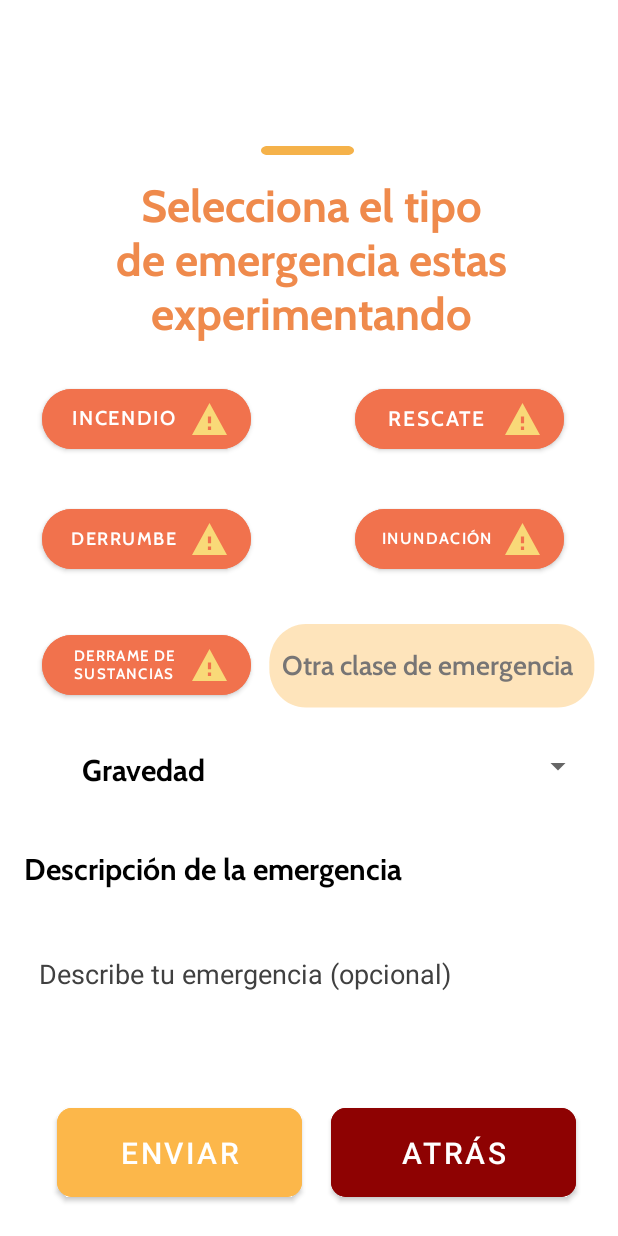
After one commit to DJmnz0107/IGNIS---Android-App, an Android app: the layout bottom_sheet_emergencias.xml on its own in the app's theme, with its tools: preview values and no code run, on a phone screen of 412 x 824 dp. The commit adds this screen. Run offline under Robolectric (Android 15) with nearby library versions, the phone set to English and light mode, and no system bars.

Commit message:
bottom sheet de emergencias realizado

```diff
--- a/app/build.gradle.kts
+++ b/app/build.gradle.kts
@@ -50,6 +50,7 @@ dependencies {
     implementation(libs.androidx.navigation.ui.ktx)
     implementation(libs.androidx.activity)
     testImplementation(libs.junit)
+    implementation("com.google.android.material:material:<version>")
     androidTestImplementation(libs.androidx.junit)
     androidTestImplementation(libs.androidx.espresso.core)
 }
--- a/app/src/main/java/N/J/L/F/S/Q/ignis_ptc/MainActivity.kt
+++ b/app/src/main/java/N/J/L/F/S/Q/ignis_ptc/MainActivity.kt
@@ -8,6 +8,7 @@ import androidx.navigation.ui.AppBarConfiguration
 import androidx.navigation.ui.setupActionBarWithNavController
 import androidx.navigation.ui.setupWithNavController
 import N.J.L.F.S.Q.ignis_ptc.databinding.ActivityMainBinding
+import android.view.Window
 
 class MainActivity : AppCompatActivity() {
 
@@ -15,6 +16,8 @@ class MainActivity : AppCompatActivity() {
 
     override fun onCreate(savedInstanceState: Bundle?) {
         super.onCreate(savedInstanceState)
+        supportRequestWindowFeature(Window.FEATURE_NO_TITLE)
+
 
         binding = ActivityMainBinding.inflate(layoutInflater)
         setContentView(binding.root)
@@ -29,7 +32,6 @@ class MainActivity : AppCompatActivity() {
                 R.id.navigation_home, R.id.navigation_dashboard, R.id.navigation_notifications
             )
         )
-        setupActionBarWithNavController(navController, appBarConfiguration)
         navView.setupWithNavController(navController)
     }
 }
--- a/app/src/main/java/N/J/L/F/S/Q/ignis_ptc/activity_bomberos.kt
+++ b/app/src/main/java/N/J/L/F/S/Q/ignis_ptc/activity_bomberos.kt
@@ -4,6 +4,7 @@ import N.J.L.F.S.Q.ignis_ptc.databinding.ActivityBomberosBinding
 import N.J.L.F.S.Q.ignis_ptc.databinding.ActivityMainBinding
 import android.annotation.SuppressLint
 import android.os.Bundle
+import android.view.Window
 import androidx.activity.enableEdgeToEdge
 import androidx.appcompat.app.AppCompatActivity
 import androidx.core.view.ViewCompat
@@ -22,6 +23,7 @@ class activity_bomberos : AppCompatActivity() {
     @SuppressLint("MissingInflatedId")
     override fun onCreate(savedInstanceState: Bundle?) {
         super.onCreate(savedInstanceState)
+        supportRequestWindowFeature(Window.FEATURE_NO_TITLE)
         enableEdgeToEdge()
         setContentView(R.layout.activity_bomberos)
         ViewCompat.setOnApplyWindowInsetsListener(findViewById(R.id.main)) { v, insets ->
@@ -29,6 +31,8 @@ class activity_bomberos : AppCompatActivity() {
             v.setPadding(systemBars.left, systemBars.top, systemBars.right, systemBars.bottom)
             insets
         }
+
+
         val navController = findNavController(R.id.nav_host_fragment_container)
 
         val bottomNavigationView: BottomNavigationView = findViewById(R.id.nav_bomberos)
--- a/app/src/main/java/N/J/L/F/S/Q/ignis_ptc/ui/home/HomeFragment.kt
+++ b/app/src/main/java/N/J/L/F/S/Q/ignis_ptc/ui/home/HomeFragment.kt
@@ -1,5 +1,6 @@
 package N.J.L.F.S.Q.ignis_ptc.ui.home
 
+import N.J.L.F.S.Q.ignis_ptc.R
 import android.os.Bundle
 import android.view.LayoutInflater
 import android.view.View
@@ -8,6 +9,9 @@ import android.widget.TextView
 import androidx.fragment.app.Fragment
 import androidx.lifecycle.ViewModelProvider
 import N.J.L.F.S.Q.ignis_ptc.databinding.FragmentHomeBinding
+import android.widget.Button
+import com.google.android.material.bottomsheet.BottomSheetBehavior
+import com.google.android.material.bottomsheet.BottomSheetDialog
 
 class HomeFragment : Fragment() {
 
@@ -28,8 +32,35 @@ class HomeFragment : Fragment() {
         _binding = FragmentHomeBinding.inflate(inflater, container, false)
         val root: View = binding.root
 
+        val btnEmergencia = root.findViewById<Button>(R.id.btnEmergencia)
+
+        btnEmergencia.setOnClickListener {
+
+            showBottomSheet()
+
+        }
+
         return root
     }
+
+    private fun showBottomSheet() {
+        val context = context?: return
+
+        val bottomSheetDialog = BottomSheetDialog(context)
+
+        val bottomSheetView = layoutInflater.inflate(R.layout.bottom_sheet_emergencias, null)
+
+        bottomSheetDialog.setContentView(bottomSheetView)
+
+        val behavior = BottomSheetBehavior.from(bottomSheetView.parent as View)
+
+        behavior.isFitToContents = true
+        behavior.state = BottomSheetBehavior.STATE_EXPANDED
+
+
+        bottomSheetDialog.show()
+    }
+
 
     override fun onDestroyView() {
         super.onDestroyView()
--- /dev/null
+++ b/app/src/main/res/drawable/bottomsheetdesign.xml
@@ -0,0 +1,10 @@
+<?xml version="1.0" encoding="utf-8"?>
+<vector xmlns:android="http://schemas.android.com/apk/res/android"
+    android:width="360dp"
+    android:height="673dp"
+    android:viewportWidth="360"
+    android:viewportHeight="673">
+    <path
+        android:fillColor="#FFFFFFFF"
+        android:pathData="M365 673H0V100C0 44.77 44.77 0 100 0h165c55.23 0 100 44.77 100 100v573Z"/>
+</vector>
--- /dev/null
+++ b/app/src/main/res/drawable/ic_line.xml
@@ -0,0 +1,10 @@
+<?xml version="1.0" encoding="utf-8"?>
+<vector xmlns:android="http://schemas.android.com/apk/res/android"
+    android:width="62dp"
+    android:height="6dp"
+    android:viewportWidth="62"
+    android:viewportHeight="6">
+    <path
+        android:fillColor="#FFF5B24A"
+        android:pathData="M4.43 6c-1.26 0-2.3-0.29-3.16-0.86C0.42 4.56 0 3.85 0 3c0-0.85 0.42-1.56 1.27-2.14C2.12 0.3 3.17 0 4.43 0h53.14c1.26 0 2.3 0.29 3.15 0.86C61.57 1.44 62 2.15 62 3c0 0.85-0.43 1.56-1.28 2.14C59.88 5.7 58.82 6 57.57 6H4.43Z"/>
+</vector>
--- /dev/null
+++ b/app/src/main/res/drawable/peligro_vector.xml
@@ -0,0 +1,10 @@
+<?xml version="1.0" encoding="utf-8"?>
+<vector xmlns:android="http://schemas.android.com/apk/res/android"
+    android:width="23dp"
+    android:height="21dp"
+    android:viewportWidth="23"
+    android:viewportHeight="21">
+    <path
+        android:fillColor="#FFF9D978"
+        android:pathData="M0 21h23L11.5 0 0 21Zm12.55-3.32h-2.1v-2.2h2.1v2.2Zm0-4.42h-2.1V8.84h2.1v4.42Z"/>
+</vector>
--- /dev/null
+++ b/app/src/main/res/drawable/round_edittext.xml
@@ -0,0 +1,12 @@
+<?xml version="1.0" encoding="utf-8"?>
+<vector xmlns:android="http://schemas.android.com/apk/res/android"
+    android:width="327dp"
+    android:height="95dp"
+    android:viewportWidth="327"
+    android:viewportHeight="95">
+    <group>
+        <path
+            android:fillColor="#FFFFFFFF"
+            android:pathData="M4 20c0-11.05 8.95-20 20-20h279c11.05 0 20 8.95 20 20v47c0 11.05-8.95 20-20 20h-279c-11.05 0-20-8.95-20-20z"/>
+    </group>
+</vector>
--- /dev/null
+++ b/app/src/main/res/drawable/round_edittextorange.xml
@@ -0,0 +1,12 @@
+<?xml version="1.0" encoding="utf-8"?>
+<vector xmlns:android="http://schemas.android.com/apk/res/android"
+    android:width="184dp"
+    android:height="51dp"
+    android:viewportWidth="184"
+    android:viewportHeight="51">
+    <group>
+        <path
+            android:fillColor="#82FDCA7A"
+            android:pathData="M4 20c0-11.05 8.95-20 20-20h138c11.05 0 20 8.95 20 20v3c0 11.05-8.95 20-20 20h-138c-11.05 0-20-8.95-20-20z"/>
+    </group>
+</vector>
--- a/app/src/main/res/layout/activity_login.xml
+++ b/app/src/main/res/layout/activity_login.xml
@@ -11,8 +11,8 @@
 
     <View
         android:id="@+id/view"
-        android:layout_width="458dp"
-        android:layout_height="210dp"
+        android:layout_width="451dp"
+        android:layout_height="192dp"
         android:background="@drawable/login_element"
         app:layout_constraintBottom_toBottomOf="parent"
         app:layout_constraintEnd_toEndOf="parent"
@@ -100,18 +100,16 @@
 
     <TextView
         android:id="@+id/textView3"
-        android:layout_width="wrap_content"
-        android:layout_height="wrap_content"
-        android:layout_marginTop="60dp"
+        android:layout_width="113dp"
+        android:layout_height="23dp"
+        android:layout_marginTop="16dp"
         android:fontFamily="@font/cabin_semibold"
         android:text="Contraseña"
         android:textColor="#FFFFFF"
-        app:layout_constraintBottom_toTopOf="@+id/editTextText2"
         app:layout_constraintEnd_toEndOf="parent"
-        app:layout_constraintHorizontal_bias="0.09"
+        app:layout_constraintHorizontal_bias="0.104"
         app:layout_constraintStart_toStartOf="parent"
-        app:layout_constraintTop_toBottomOf="@+id/editTextText"
-        app:layout_constraintVertical_bias="1.0" />
+        app:layout_constraintTop_toBottomOf="@+id/editTextText" />
 
     <TextView
         android:id="@+id/textView4"
@@ -200,7 +198,7 @@
         android:id="@+id/button2"
         android:layout_width="261dp"
         android:layout_height="51dp"
-        android:layout_marginBottom="232dp"
+        android:layout_marginBottom="208dp"
         android:backgroundTint="#E8D7D7"
         android:drawableLeft="@drawable/yayaya"
         android:fontFamily="@font/cabin_bold"
@@ -210,38 +208,35 @@
         app:cornerRadius="20dp"
         app:layout_constraintBottom_toBottomOf="parent"
         app:layout_constraintEnd_toEndOf="parent"
-        app:layout_constraintHorizontal_bias="0.513"
         app:layout_constraintStart_toStartOf="parent" />
 
     <TextView
         android:id="@+id/textView6"
         android:layout_width="wrap_content"
         android:layout_height="wrap_content"
-        android:layout_marginBottom="224dp"
+        android:layout_marginTop="8dp"
         android:fontFamily="@font/cabin"
         android:text="¿No tienes cuenta?"
         android:textColor="#FFFFFF"
-        app:layout_constraintBottom_toBottomOf="parent"
+        android:textStyle="italic"
         app:layout_constraintEnd_toEndOf="parent"
-        app:layout_constraintHorizontal_bias="0.353"
+        app:layout_constraintHorizontal_bias="0.347"
         app:layout_constraintStart_toStartOf="parent"
-        app:layout_constraintTop_toBottomOf="@+id/button2"
-        app:layout_constraintVertical_bias="0.0" />
+        app:layout_constraintTop_toBottomOf="@+id/button2" />
 
     <TextView
         android:id="@+id/lblRegistrarse"
         android:layout_width="wrap_content"
         android:layout_height="wrap_content"
-        android:layout_marginBottom="224dp"
+        android:layout_marginTop="8dp"
         android:fontFamily="@font/cabin_bold"
         android:text="Registrate"
         android:textColor="#FFFFFF"
-        app:layout_constraintBottom_toBottomOf="parent"
+        android:textStyle="bold"
         app:layout_constraintEnd_toEndOf="parent"
         app:layout_constraintHorizontal_bias="0.662"
         app:layout_constraintStart_toStartOf="parent"
-        app:layout_constraintTop_toBottomOf="@+id/button2"
-        app:layout_constraintVertical_bias="0.0" />
+        app:layout_constraintTop_toBottomOf="@+id/button2" />
 
     <TextView
         android:id="@+id/textView8"
@@ -274,7 +269,7 @@
         app:cornerRadius="20dp"
         app:layout_constraintBottom_toBottomOf="parent"
         app:layout_constraintEnd_toEndOf="parent"
-        app:layout_constraintHorizontal_bias="0.944"
+        app:layout_constraintHorizontal_bias="0.94"
         app:layout_constraintStart_toStartOf="parent"
         app:layout_constraintTop_toTopOf="@+id/view"
         app:layout_constraintVertical_bias="1.0"
--- a/app/src/main/res/layout/activity_main.xml
+++ b/app/src/main/res/layout/activity_main.xml
@@ -4,8 +4,7 @@
     android:id="@+id/container"
     android:layout_width="match_parent"
     android:layout_height="match_parent"
-    android:background="#F2844C"
-    android:paddingTop="?attr/actionBarSize">
+    android:background="#F2844C">
 
     <com.google.android.material.bottomnavigation.BottomNavigationView
         android:id="@+id/nav_view"
@@ -16,14 +15,13 @@
         app:layout_constraintBottom_toBottomOf="parent"
         app:layout_constraintLeft_toLeftOf="parent"
         app:layout_constraintRight_toRightOf="parent"
-        app:layout_constraintStart_toStartOf="parent"
         app:menu="@menu/bottom_nav_menu"/>
 
     <fragment
         android:id="@+id/nav_host_fragment_activity_main"
         android:name="androidx.navigation.fragment.NavHostFragment"
-        android:layout_width="match_parent"
-        android:layout_height="match_parent"
+        android:layout_width="0dp"
+        android:layout_height="0dp"
         app:defaultNavHost="true"
         app:layout_constraintBottom_toTopOf="@id/nav_view"
         app:layout_constraintLeft_toLeftOf="parent"
--- /dev/null
+++ b/app/src/main/res/layout/bottom_sheet_emergencias.xml
@@ -0,0 +1,221 @@
+<?xml version="1.0" encoding="utf-8"?>
+<androidx.constraintlayout.widget.ConstraintLayout xmlns:android="http://schemas.android.com/apk/res/android"
+    xmlns:app="http://schemas.android.com/apk/res-auto"
+    xmlns:tools="http://schemas.android.com/tools"
+    android:id="@+id/standard_bottom_sheet"
+    android:layout_width="match_parent"
+    android:layout_height="match_parent"
+    android:background="@drawable/bottomsheetdesign"
+    android:clipToOutline="true"
+    app:layout_behavior="com.google.android.material.bottomsheet.BottomSheetBehavior">
+
+
+
+
+    <Button
+        android:id="@+id/button8"
+        android:layout_width="139dp"
+        android:layout_height="52dp"
+        android:layout_marginBottom="32dp"
+        android:backgroundTint="#F1724D"
+        android:drawableRight="@drawable/peligro_vector"
+        android:fontFamily="@font/cabin_semibold"
+        android:text="Derrame de sustancias"
+        android:textSize="10sp"
+        app:cornerRadius="30dp"
+        app:layout_constraintBottom_toTopOf="@+id/textView14"
+        app:layout_constraintEnd_toEndOf="parent"
+        app:layout_constraintHorizontal_bias="0.102"
+        app:layout_constraintStart_toStartOf="parent" />
+
+    <ImageView
+        android:id="@+id/imageView3"
+        android:layout_width="wrap_content"
+        android:layout_height="wrap_content"
+        android:layout_marginBottom="16dp"
+        android:scaleType="centerCrop"
+        android:src="@drawable/ic_line"
+        app:layout_constraintBottom_toTopOf="@+id/textView16"
+        app:layout_constraintEnd_toEndOf="parent"
+        app:layout_constraintHorizontal_bias="0.498"
+        app:layout_constraintStart_toStartOf="parent" />
+
+    <Button
+        android:id="@+id/button"
+        android:layout_width="139dp"
+        android:layout_height="52dp"
+        android:layout_marginStart="28dp"
+        android:layout_marginBottom="28dp"
+        android:backgroundTint="#F1724D"
+        android:drawableRight="@drawable/peligro_vector"
+        android:fontFamily="@font/cabin_semibold"
+        android:text="Incendio"
+        android:textSize="13sp"
+        app:cornerRadius="30dp"
+        app:layout_constraintBottom_toTopOf="@+id/button6"
+        app:layout_constraintEnd_toStartOf="@+id/button4"
+        app:layout_constraintHorizontal_bias="0.0"
+        app:layout_constraintStart_toStartOf="parent" />
+
+    <Button
+        android:id="@+id/button4"
+        android:layout_width="139dp"
+        android:layout_height="52dp"
+        android:layout_marginEnd="36dp"
+        android:layout_marginBottom="28dp"
+        android:backgroundTint="#F1724D"
+        android:drawableRight="@drawable/peligro_vector"
+        android:fontFamily="@font/cabin_semibold"
+        android:text="Rescate"
+        app:cornerRadius="30dp"
+        app:layout_constraintBottom_toTopOf="@+id/button7"
+        app:layout_constraintEnd_toEndOf="parent" />
+
+    <Button
+        android:id="@+id/button6"
+        android:layout_width="139dp"
+        android:layout_height="52dp"
+        android:layout_marginStart="28dp"
+        android:layout_marginBottom="32dp"
+        android:backgroundTint="#F1724D"
+        android:drawableRight="@drawable/peligro_vector"
+        android:fontFamily="@font/cabin_semibold"
+        android:text="Derrumbe"
+        android:textSize="12sp"
+        app:cornerRadius="30dp"
+        app:layout_constraintBottom_toTopOf="@+id/button8"
+        app:layout_constraintStart_toStartOf="parent" />
+
+    <Button
+        android:id="@+id/button7"
+        android:layout_width="139dp"
+        android:layout_height="52dp"
+        android:layout_marginBottom="32dp"
+        android:backgroundTint="#F1724D"
+        android:drawableRight="@drawable/peligro_vector"
+        android:fontFamily="@font/cabin_semibold"
+        android:text="Inundación"
+        android:textSize="10.5sp"
+        app:cornerRadius="30dp"
+        app:layout_constraintBottom_toTopOf="@+id/button8"
+        app:layout_constraintEnd_toEndOf="parent"
+        app:layout_constraintHorizontal_bias="0.657"
+        app:layout_constraintStart_toEndOf="@+id/button6" />
+
+    <TextView
+        android:id="@+id/textView14"
+        android:layout_width="wrap_content"
+        android:layout_height="wrap_content"
+        android:layout_marginBottom="40dp"
+        android:fontFamily="@font/cabin_bold"
+        android:text="Gravedad"
+        android:textColor="#000000"
+        android:textSize="20sp"
+        app:layout_constraintBottom_toTopOf="@+id/textView15"
+        app:layout_constraintEnd_toStartOf="@+id/spinner"
+        app:layout_constraintHorizontal_bias="0.491"
+        app:layout_constraintStart_toStartOf="parent" />
+
+    <Spinner
+        android:id="@+id/spinner"
+        android:layout_width="203dp"
+        android:layout_height="49dp"
+        android:layout_marginBottom="32dp"
+        app:layout_constraintBottom_toTopOf="@+id/textView15"
+        app:layout_constraintEnd_toEndOf="parent"
+        app:layout_constraintHorizontal_bias="0.923"
+        app:layout_constraintStart_toStartOf="parent" />
+
+    <TextView
+        android:id="@+id/textView15"
+        android:layout_width="wrap_content"
+        android:layout_height="wrap_content"
+        android:layout_marginBottom="8dp"
+        android:fontFamily="@font/cabin_bold"
+        android:text="Descripción de la emergencia"
+        android:textColor="#000000"
+        android:textSize="20sp"
+        app:layout_constraintBottom_toTopOf="@+id/editTextText3"
+        app:layout_constraintEnd_toEndOf="parent"
+        app:layout_constraintHorizontal_bias="0.101"
+        app:layout_constraintStart_toStartOf="parent" />
+
+    <EditText
+        android:id="@+id/editTextText3"
+        android:layout_width="360dp"
+        android:layout_height="95dp"
+        android:layout_marginBottom="36dp"
+        android:background="@drawable/round_edittext"
+        android:ems="10"
+
+        android:hint="Describe tu emergencia (opcional)"
+        android:paddingLeft="10dp"
+        android:shadowColor="#000000"
+        android:shadowDy="3"
+        android:textAllCaps="false"
+        android:textColorHint="#404040"
+        app:layout_constraintBottom_toTopOf="@+id/button9"
+        app:layout_constraintEnd_toEndOf="parent"
+        app:layout_constraintHorizontal_bias="0.313"
+        app:layout_constraintStart_toStartOf="parent" />
+
+    <Button
+        android:id="@+id/button9"
+        android:layout_width="163dp"
+        android:layout_height="71dp"
+        android:layout_marginBottom="20dp"
+        android:backgroundTint="#FCB74A"
+        android:text="Enviar"
+        android:textSize="20sp"
+        app:cornerRadius="10dp"
+        app:layout_constraintBottom_toBottomOf="parent"
+        app:layout_constraintEnd_toStartOf="@+id/button10"
+        app:layout_constraintHorizontal_bias="0.666"
+        app:layout_constraintStart_toStartOf="parent" />
+
+    <Button
+        android:id="@+id/button10"
+        android:layout_width="163dp"
+        android:layout_height="71dp"
+        android:layout_marginEnd="28dp"
+        android:layout_marginBottom="20dp"
+        android:backgroundTint="#8E0202"
+        android:text="Atrás"
+        android:textSize="20sp"
+        app:cornerRadius="10dp"
+        app:layout_constraintBottom_toBottomOf="parent"
+        app:layout_constraintEnd_toEndOf="parent" />
+
+    <EditText
+        android:id="@+id/editTextText4"
+        android:layout_width="224dp"
+        android:layout_height="66dp"
+        android:layout_marginBottom="4dp"
+        android:background="@drawable/round_edittextorange"
+        android:ems="10"
+        android:fontFamily="@font/cabin_semibold"
+        android:hint="Otra clase de emergencia"
+        android:inputType="text"
+        android:paddingLeft="13dp"
+        android:paddingBottom="10dp"
+        android:textColorHint="#777575"
+        app:layout_constraintBottom_toTopOf="@+id/spinner"
+        app:layout_constraintEnd_toEndOf="parent"
+        app:layout_constraintHorizontal_bias="0.35"
+        app:layout_constraintStart_toEndOf="@+id/button8" />
+
+    <TextView
+        android:id="@+id/textView16"
+        android:layout_width="321dp"
+        android:layout_height="114dp"
+        android:layout_marginEnd="8dp"
+        android:layout_marginBottom="368dp"
+        android:fontFamily="@font/cabin_bold"
+        android:text="Selecciona el tipo de emergencia estas experimentando"
+        android:textAlignment="center"
+        android:textColor="#EF8A4C"
+        android:textSize="30sp"
+        app:layout_constraintBottom_toTopOf="@+id/editTextText3"
+        app:layout_constraintEnd_toEndOf="@+id/button4" />
+
+</androidx.constraintlayout.widget.ConstraintLayout>
--- a/app/src/main/res/layout/fragment_home.xml
+++ b/app/src/main/res/layout/fragment_home.xml
@@ -158,7 +158,7 @@
         app:layout_constraintTop_toBottomOf="@+id/button5" />
 
     <Button
-        android:id="@+id/button6"
+        android:id="@+id/btnEmergencia"
         android:layout_width="160dp"
         android:layout_height="167dp"
         android:layout_marginTop="48dp"
@@ -178,11 +178,11 @@
         android:layout_width="92dp"
         android:layout_height="85dp"
         android:elevation="4dp"
-        app:layout_constraintBottom_toBottomOf="@+id/button6"
-        app:layout_constraintEnd_toEndOf="@+id/button6"
+        app:layout_constraintBottom_toBottomOf="@+id/btnEmergencia"
+        app:layout_constraintEnd_toEndOf="@+id/btnEmergencia"
         app:layout_constraintHorizontal_bias="0.485"
-        app:layout_constraintStart_toStartOf="@+id/button6"
-        app:layout_constraintTop_toTopOf="@+id/button6"
+        app:layout_constraintStart_toStartOf="@+id/btnEmergencia"
+        app:layout_constraintTop_toTopOf="@+id/btnEmergencia"
         app:layout_constraintVertical_bias="0.487"
         app:srcCompat="@drawable/personbutton" />
 
```
Also changed, not shown: app/src/main/AndroidManifest.xml (+9 -4 lines).
